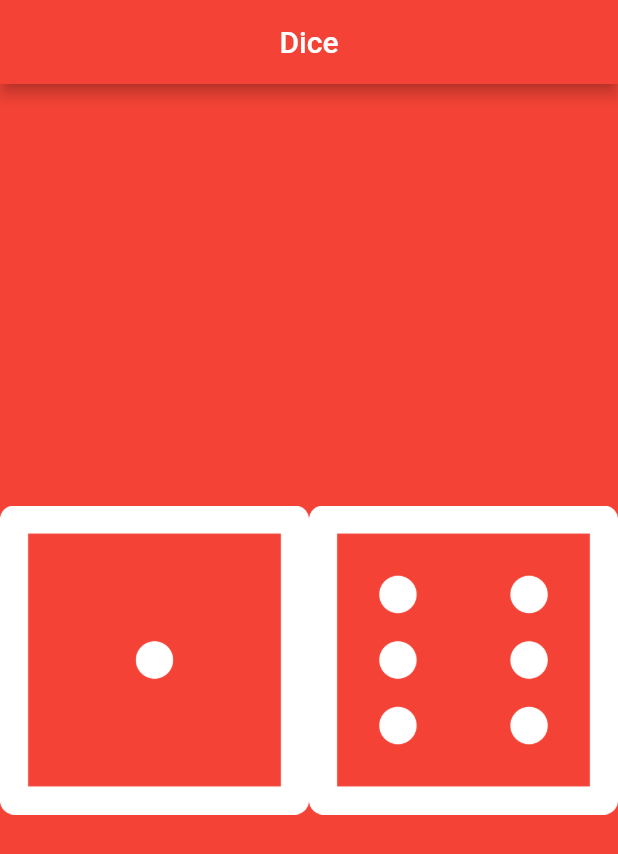
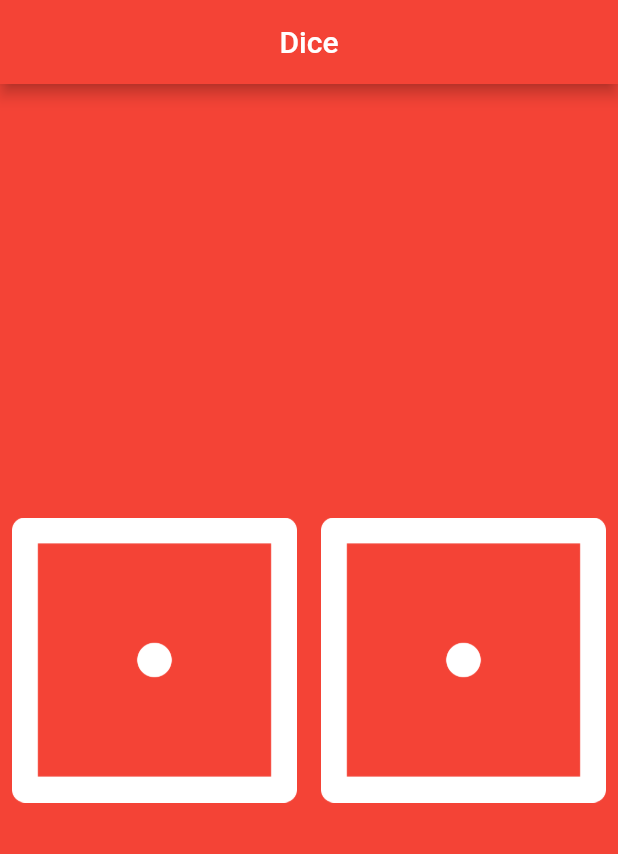
Before and after one commit to vaibhv0311/random_dice, a Flutter app: the screen it shows after launch, on a phone screen of 412 x 824 dp. Shown: the top 854 px of the screen. Run offline on Flutter 3.47's test engine with Material 2 defaults, Android fonts, the phone set to English and light mode, and no system bars.

Commit message:
added buttons

```diff
--- a/lib/main.dart
+++ b/lib/main.dart
@@ -1,4 +1,5 @@
 import 'package:flutter/material.dart';
+import 'dart:math';
 
 void main() {
   return runApp(
@@ -16,20 +17,50 @@ void main() {
   );
 }
 
-class DicePage extends StatelessWidget {
+class DicePage extends StatefulWidget {
+  @override
+  _DicePageState createState() => _DicePageState();
+}
+
+class _DicePageState extends State<DicePage> {
+  var rnum = 1;
+  var lnum = 1;
+
+  void run() {
+    rnum = 3;
+    lnum = 4;
+    Random(rnum);
+  }
+
   @override
   Widget build(BuildContext context) {
     return Center(
       child: Row(
         children: [
           Expanded(
-            child: Image(
-              image: AssetImage("images/dice1.png"),
+            child: TextButton(
+              onPressed: () {
+                setState(() {
+                  run();
+                });
+                print('Left button was pressed!');
+              },
+              child: Image(
+                image: AssetImage("images/dice$lnum.png"),
+              ),
             ),
           ),
           Expanded(
-            child: Image(
-              image: AssetImage("images/dice6.png"),
+            child: TextButton(
+              onPressed: () {
+                setState(() {
+                  run();
+                });
+                print('Right button was pressed!');
+              },
+              child: Image(
+                image: AssetImage("images/dice$rnum.png"),
+              ),
             ),
           ),
         ],
```
